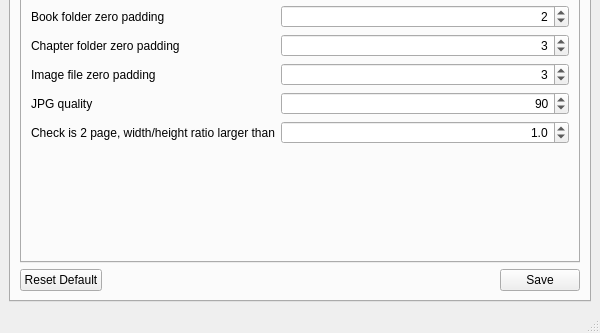
freedy82/Comic-Toolbox, file uis/main_window.ui: the form before one commit; both pictures show x 0 to 600 and y 207 to 540 of the 600 by 540 pixel window.
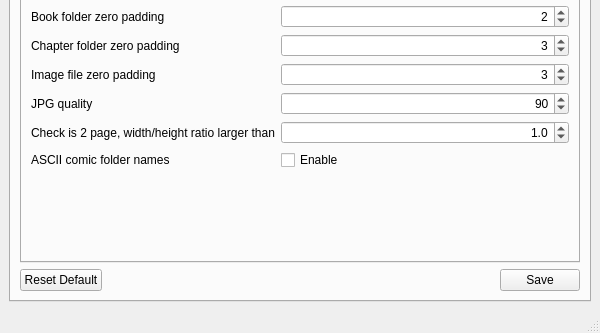
The form after the commit. The open tabs and pages were chosen to show the change. Icons and pictures are not drawn.

```diff
--- a/uis/main_window.ui
+++ b/uis/main_window.ui
@@ -1227,6 +1227,20 @@
               </property>
              </widget>
             </item>
+            <item row="10" column="0">
+             <widget class="QLabel" name="lbl_settings_ascii_comic_names">
+              <property name="text">
+               <string>ASCII comic folder names</string>
+              </property>
+             </widget>
+            </item>
+            <item row="10" column="1">
+             <widget class="QCheckBox" name="chk_settings_ascii_comic_names">
+              <property name="text">
+               <string>Enable</string>
+              </property>
+             </widget>
+            </item>
            </layout>
           </widget>
           <widget class="QWidget" name="tab_settings_anti_ban">
```
